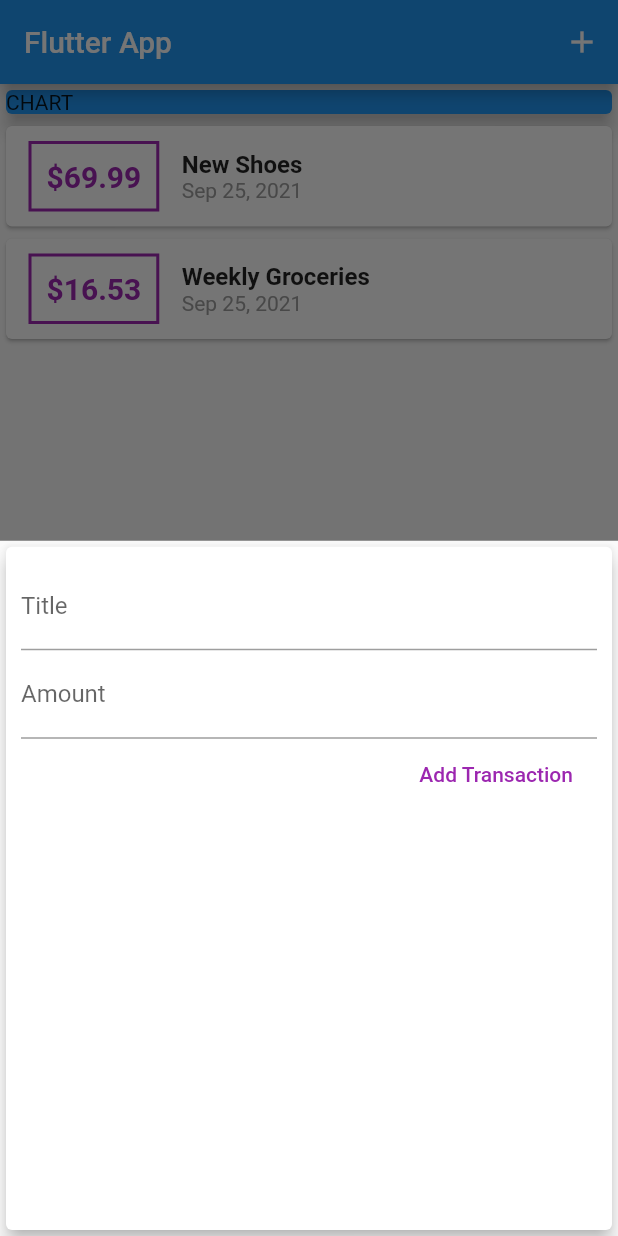
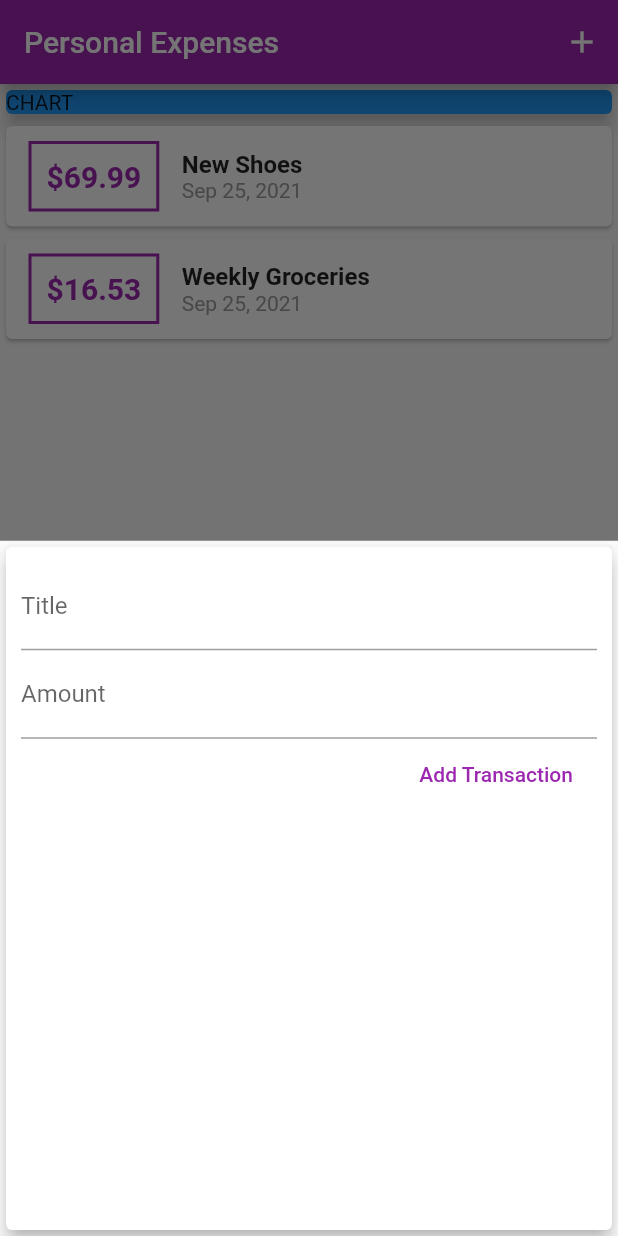
Before and after one commit to jvillarreal2016/Flutter_Project_2, a Flutter app: the screen it shows after launch, after a tap on the "add" icon, on a phone screen of 412 x 824 dp. Run offline on Flutter 3.47's test engine with Material 2 defaults, Android fonts, the phone set to English and light mode, and no system bars.

Commit message:
implementing themes

```diff
--- a/lib/main.dart
+++ b/lib/main.dart
@@ -9,7 +9,11 @@ class MyApp extends StatelessWidget {
   @override
   Widget build(BuildContext context) {
     return MaterialApp(
-      title: 'Flutter App',
+      title: 'Personal Expenses',
+      theme: ThemeData(
+        primarySwatch: Colors.purple,
+        accentColor: Colors.amber,
+      ),
       home: MyHomePage(),
     );
   }
@@ -62,7 +66,7 @@ class _MyHomePageState extends State<MyHomePage> {
             onTap: () {},
             child: NewTransaction(_addNewTransaction),
             behavior: HitTestBehavior.opaque,
-            );
+          );
         });
   }
 
@@ -70,7 +74,7 @@ class _MyHomePageState extends State<MyHomePage> {
   Widget build(BuildContext context) {
     return Scaffold(
       appBar: AppBar(
-        title: Text('Flutter App'),
+        title: Text('Personal Expenses'),
         actions: <Widget>[
           IconButton(
             icon: Icon(Icons.add),
--- a/lib/widgets/new_transactions.dart
+++ b/lib/widgets/new_transactions.dart
@@ -1,11 +1,17 @@
 import 'package:flutter/material.dart';
 
-class NewTransaction extends StatelessWidget {
+class NewTransaction extends StatefulWidget {
   final Function addTx;
+
+  NewTransaction(this.addTx);
+
+  @override
+  State<NewTransaction> createState() => _NewTransactionState();
+}
+
+class _NewTransactionState extends State<NewTransaction> {
   final titleController = TextEditingController();
   final amountController = TextEditingController();
-
-  NewTransaction(this.addTx);
 
   void submitData() {
     final enteredTitle = titleController.text;
@@ -15,10 +21,12 @@ class NewTransaction extends StatelessWidget {
       return;
     }
 
-    addTx(
+    widget.addTx(
       enteredTitle,
       entertedAmount,
     );
+
+    Navigator.of(context).pop();
   }
 
   @override
--- a/lib/widgets/transactionList.dart
+++ b/lib/widgets/transactionList.dart
@@ -20,7 +20,7 @@ class TransactionList extends StatelessWidget {
                   margin: EdgeInsets.symmetric(vertical: 10, horizontal: 15),
                   decoration: BoxDecoration(
                     border: Border.all(
-                      color: Colors.purple,
+                      color: Theme.of(context).primaryColor,
                       width: 2,
                     ),
                   ),
@@ -30,7 +30,7 @@ class TransactionList extends StatelessWidget {
                     style: TextStyle(
                       fontWeight: FontWeight.bold,
                       fontSize: 20,
-                      color: Colors.purple,
+                      color: Theme.of(context).primaryColor,
                     ),
                   ),
                 ),
```
